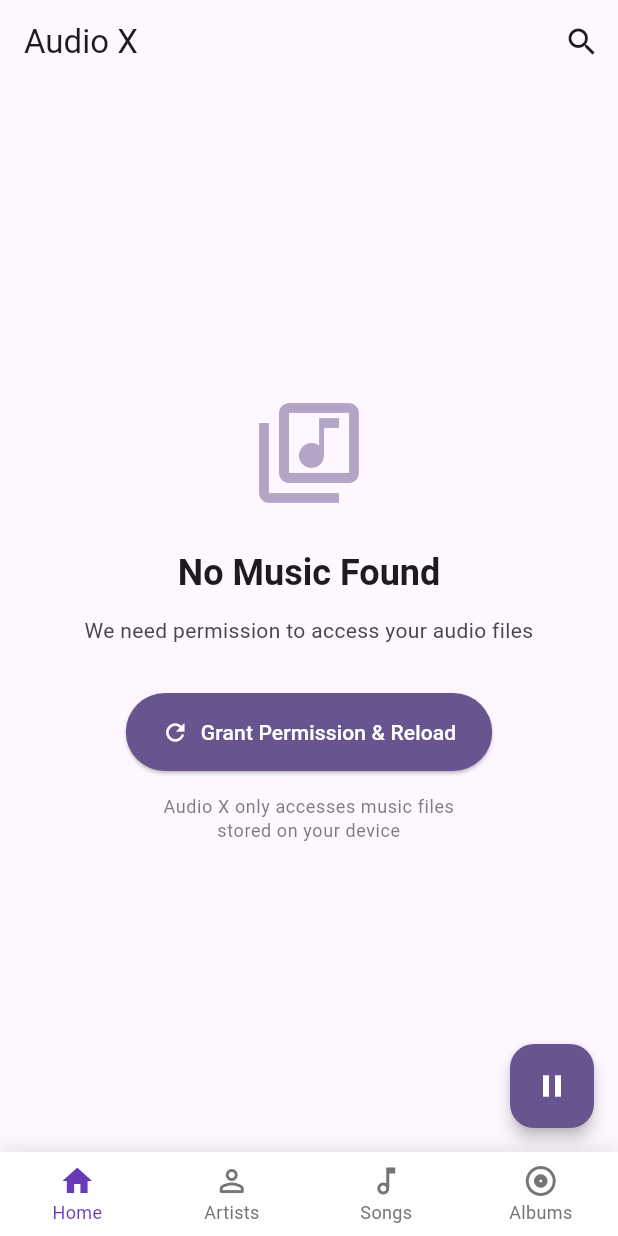
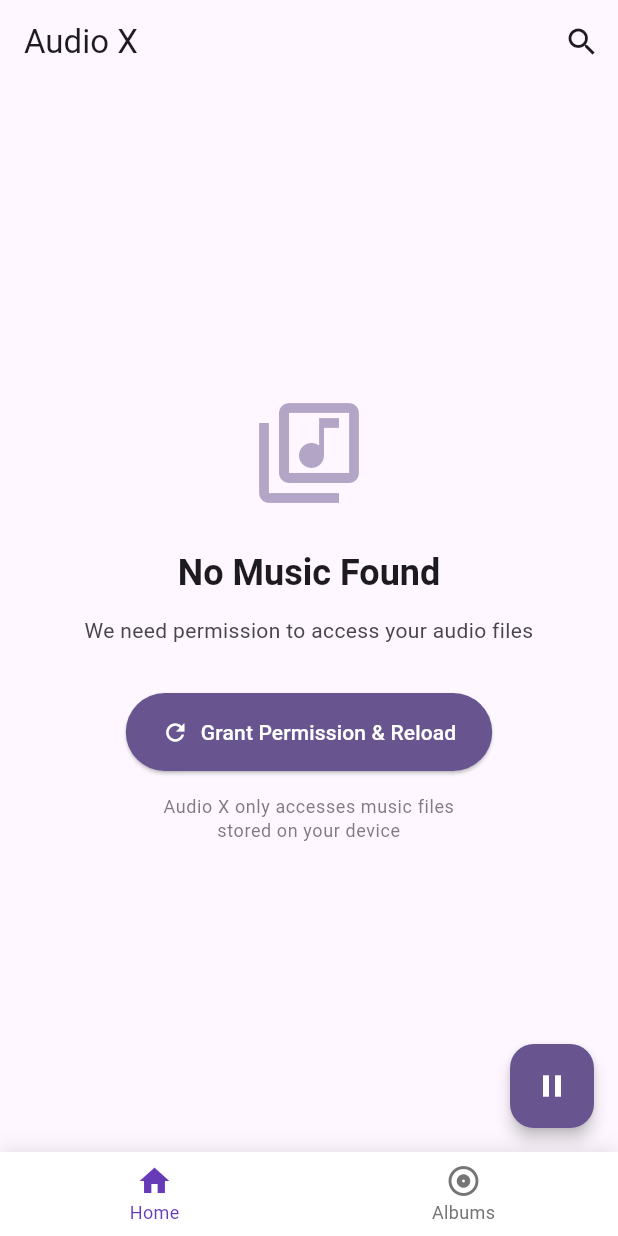
Before and after one commit to imdadur765/Audio-X, a Flutter app: the screen it shows after launch, after a tap on the "play arrow" icon, on a phone screen of 412 x 824 dp. Run offline on Flutter 3.47's test engine with Material 3 defaults, Android fonts, the phone set to English and light mode, and no system bars; our stand-ins replace file_picker, hive, hive_flutter, permission_handler; accounts and stored records are empty.

Commit message:
fix: simplified navigation to Home and Albums only, fixed back button

```diff
--- a/lib/presentation/pages/navigation_page.dart
+++ b/lib/presentation/pages/navigation_page.dart
@@ -1,9 +1,6 @@
 import 'package:flutter/material.dart';
-import 'package:flutter/services.dart';
 import 'package:hive/hive.dart';
 import 'home_page.dart';
-import 'artists_list_page.dart';
-import 'songs_page.dart';
 import 'albums_page.dart';
 
 class NavigationPage extends StatefulWidget {
@@ -40,9 +37,11 @@ class _NavigationPageState extends State<NavigationPage> {
       onPopInvokedWithResult: (didPop, result) {
         if (didPop) return;
 
-        // If on home tab (0), minimize app
+        // If on home tab (0), minimize app to background
         if (_currentIndex == 0) {
-          SystemNavigator.pop();
+          // Move task to background instead of closing
+          // This requires platform channel or just let it exit normally
+          Navigator.of(context).pop();
         } else {
           // Otherwise, go back to home tab first
           setState(() {
@@ -52,10 +51,7 @@ class _NavigationPageState extends State<NavigationPage> {
         }
       },
       child: Scaffold(
-        body: IndexedStack(
-          index: _currentIndex,
-          children: const [HomePage(), ArtistsListPage(), SongsPage(), AlbumsPage()],
-        ),
+        body: IndexedStack(index: _currentIndex, children: const [HomePage(), AlbumsPage()]),
         bottomNavigationBar: Container(
           decoration: BoxDecoration(
             boxShadow: [
@@ -75,16 +71,6 @@ class _NavigationPageState extends State<NavigationPage> {
             items: const [
               BottomNavigationBarItem(icon: Icon(Icons.home_rounded), activeIcon: Icon(Icons.home), label: 'Home'),
               BottomNavigationBarItem(
-                icon: Icon(Icons.person_outline_rounded),
-                activeIcon: Icon(Icons.person_rounded),
-                label: 'Artists',
-              ),
-              BottomNavigationBarItem(
-                icon: Icon(Icons.music_note_outlined),
-                activeIcon: Icon(Icons.music_note_rounded),
-                label: 'Songs',
-              ),
-              BottomNavigationBarItem(
                 icon: Icon(Icons.album_outlined),
                 activeIcon: Icon(Icons.album_rounded),
                 label: 'Albums',
--- a/lib/presentation/pages/songs_page.dart
+++ /dev/null
@@ -1,253 +0,0 @@
-import 'package:flutter/material.dart';
-import 'package:provider/provider.dart';
-import 'package:audio_x/data/models/song_model.dart';
-import 'package:audio_x/presentation/controllers/audio_controller.dart';
-
-class SongsPage extends StatefulWidget {
-  const SongsPage({super.key});
-
-  @override
-  State<SongsPage> createState() => _SongsPageState();
-}
-
-class _SongsPageState extends State<SongsPage> {
-  final TextEditingController _searchController = TextEditingController();
-  String _searchQuery = '';
-  int _sortMode = 0; // 0: A-Z, 1: Recent, 2: Most Played
-
-  @override
-  void dispose() {
-    _searchController.dispose();
-    super.dispose();
-  }
-
-  List<Song> _filterAndSortSongs(List<Song> songs) {
-    var filteredSongs = songs.where((song) {
-      if (_searchQuery.isEmpty) return true;
-      return song.title.toLowerCase().contains(_searchQuery.toLowerCase()) ||
-          song.artist.toLowerCase().contains(_searchQuery.toLowerCase());
-    }).toList();
-
-    switch (_sortMode) {
-      case 0: // A-Z
-        filteredSongs.sort((a, b) => a.title.toLowerCase().compareTo(b.title.toLowerCase()));
-        break;
-      case 1: // Recent (reversed list)
-        filteredSongs = filteredSongs.reversed.toList();
-        break;
-      case 2: // Most Played (would need play count data)
-        // For now, just use A-Z
-        filteredSongs.sort((a, b) => a.title.toLowerCase().compareTo(b.title.toLowerCase()));
-        break;
-    }
-
-    return filteredSongs;
-  }
-
-  @override
-  Widget build(BuildContext context) {
-    return Scaffold(
-      backgroundColor: Colors.grey[50],
-      body: CustomScrollView(
-        slivers: [
-          // App Bar
-          SliverAppBar(
-            expandedHeight: 140,
-            floating: false,
-            pinned: true,
-            backgroundColor: Colors.white,
-            elevation: 0,
-            flexibleSpace: FlexibleSpaceBar(
-              background: Container(
-                decoration: BoxDecoration(
-                  gradient: LinearGradient(
-                    begin: Alignment.topLeft,
-                    end: Alignment.bottomRight,
-                    colors: [Colors.purple.shade50, Colors.pink.shade50],
-                  ),
-                ),
-              ),
-              titlePadding: const EdgeInsets.only(left: 16, bottom: 16),
-              title: Row(
-                children: [
-                  Container(
-                    padding: const EdgeInsets.all(8),
-                    decoration: BoxDecoration(color: Colors.deepPurple, borderRadius: BorderRadius.circular(12)),
-                    child: const Icon(Icons.music_note_rounded, color: Colors.white, size: 24),
-                  ),
-                  const SizedBox(width: 12),
-                  const Text(
-                    'Songs',
-                    style: TextStyle(fontSize: 24, fontWeight: FontWeight.bold, color: Colors.black87),
-                  ),
-                ],
-              ),
-            ),
-          ),
-
-          // Search & Sort Bar
-          SliverPadding(
-            padding: const EdgeInsets.all(16),
-            sliver: SliverToBoxAdapter(
-              child: Row(
-                children: [
-                  // Search Field
-                  Expanded(
-                    child: Container(
-                      decoration: BoxDecoration(
-                        color: Colors.white,
-                        borderRadius: BorderRadius.circular(16),
-                        boxShadow: [
-                          BoxShadow(
-                            color: Colors.black.withValues(alpha: 0.05),
-                            blurRadius: 10,
-                            offset: const Offset(0, 4),
-                          ),
-                        ],
-                      ),
-                      child: TextField(
-                        controller: _searchController,
-                        decoration: InputDecoration(
-                          hintText: 'Search songs...',
-                          hintStyle: TextStyle(color: Colors.grey.shade600),
-                          prefixIcon: Icon(Icons.search_rounded, color: Colors.deepPurple),
-                          suffixIcon: _searchQuery.isNotEmpty
-                              ? IconButton(
-                                  icon: Icon(Icons.clear_rounded, color: Colors.grey.shade600),
-                                  onPressed: () {
-                                    setState(() {
-                                      _searchController.clear();
-                                      _searchQuery = '';
-                                    });
-                                  },
-                                )
-                              : null,
-                          filled: true,
-                          fillColor: Colors.white,
-                          border: OutlineInputBorder(
-                            borderRadius: BorderRadius.circular(16),
-                            borderSide: BorderSide.none,
-                          ),
-                          contentPadding: const EdgeInsets.symmetric(horizontal: 20, vertical: 16),
-                        ),
-                        onChanged: (value) {
-                          setState(() {
-                            _searchQuery = value;
-                          });
-                        },
-                      ),
-                    ),
-                  ),
-                  const SizedBox(width: 12),
-                  // Sort Button
-                  Container(
-                    decoration: BoxDecoration(
-                      color: Colors.white,
-                      borderRadius: BorderRadius.circular(16),
-                      boxShadow: [
-                        BoxShadow(
-                          color: Colors.black.withValues(alpha: 0.05),
-                          blurRadius: 10,
-                          offset: const Offset(0, 4),
-                        ),
-                      ],
-                    ),
-                    child: PopupMenuButton<int>(
-                      icon: Icon(Icons.sort_rounded, color: Colors.deepPurple),
-                      onSelected: (value) {
-                        setState(() {
-                          _sortMode = value;
-                        });
-                      },
-                      itemBuilder: (context) => [
-                        PopupMenuItem(value: 0, child: Text('A-Z')),
-                        PopupMenuItem(value: 1, child: Text('Recently Added')),
-                        PopupMenuItem(value: 2, child: Text('Most Played')),
-                      ],
-                    ),
-                  ),
-                ],
-              ),
-            ),
-          ),
-
-          // Songs List
-          Consumer<AudioController>(
-            builder: (context, controller, child) {
-              if (controller.songs.isEmpty) {
-                return SliverFillRemaining(
-                  child: Center(
-                    child: Column(
-                      mainAxisAlignment: MainAxisAlignment.center,
-                      children: [
-                        Icon(Icons.music_off_rounded, size: 80, color: Colors.grey.shade300),
-                        const SizedBox(height: 16),
-                        Text('No Songs Found', style: TextStyle(fontSize: 18, color: Colors.grey.shade600)),
-                      ],
-                    ),
-                  ),
-                );
-              }
-
-              final songs = _filterAndSortSongs(controller.songs);
-
-              if (songs.isEmpty) {
-                return SliverFillRemaining(
-                  child: Center(
-                    child: Text('No results found', style: TextStyle(fontSize: 16, color: Colors.grey.shade600)),
-                  ),
-                );
-              }
-
-              return SliverPadding(
-                padding: const EdgeInsets.symmetric(horizontal: 16),
-                sliver: SliverList(
-                  delegate: SliverChildBuilderDelegate((context, index) {
-                    final song = songs[index];
-                    return Container(
-                      margin: const EdgeInsets.only(bottom: 12),
-                      decoration: BoxDecoration(
-                        color: Colors.white,
-                        borderRadius: BorderRadius.circular(16),
-                        boxShadow: [
-                          BoxShadow(
-                            color: Colors.black.withValues(alpha: 0.05),
-                            blurRadius: 8,
-                            offset: const Offset(0, 2),
-                          ),
-                        ],
-                      ),
-                      child: ListTile(
-                        contentPadding: const EdgeInsets.all(12),
-                        leading: Container(
-                          width: 50,
-                          height: 50,
-                          decoration: BoxDecoration(
-                            gradient: LinearGradient(colors: [Colors.purple.shade400, Colors.pink.shade400]),
-                            borderRadius: BorderRadius.circular(12),
-                          ),
-                          child: const Icon(Icons.music_note_rounded, color: Colors.white),
-                        ),
-                        title: Text(
-                          song.title,
-                          style: const TextStyle(fontWeight: FontWeight.w600),
-                          maxLines: 1,
-                          overflow: TextOverflow.ellipsis,
-                        ),
-                        subtitle: Text(song.artist, maxLines: 1, overflow: TextOverflow.ellipsis),
-                        trailing: Icon(Icons.play_circle_outline_rounded, color: Colors.deepPurple),
-                        onTap: () {
-                          controller.playSong(song);
-                        },
-                      ),
-                    );
-                  }, childCount: songs.length),
-                ),
-              );
-            },
-          ),
-        ],
-      ),
-    );
-  }
-}
```
Also changed, not shown: 1 other file.
